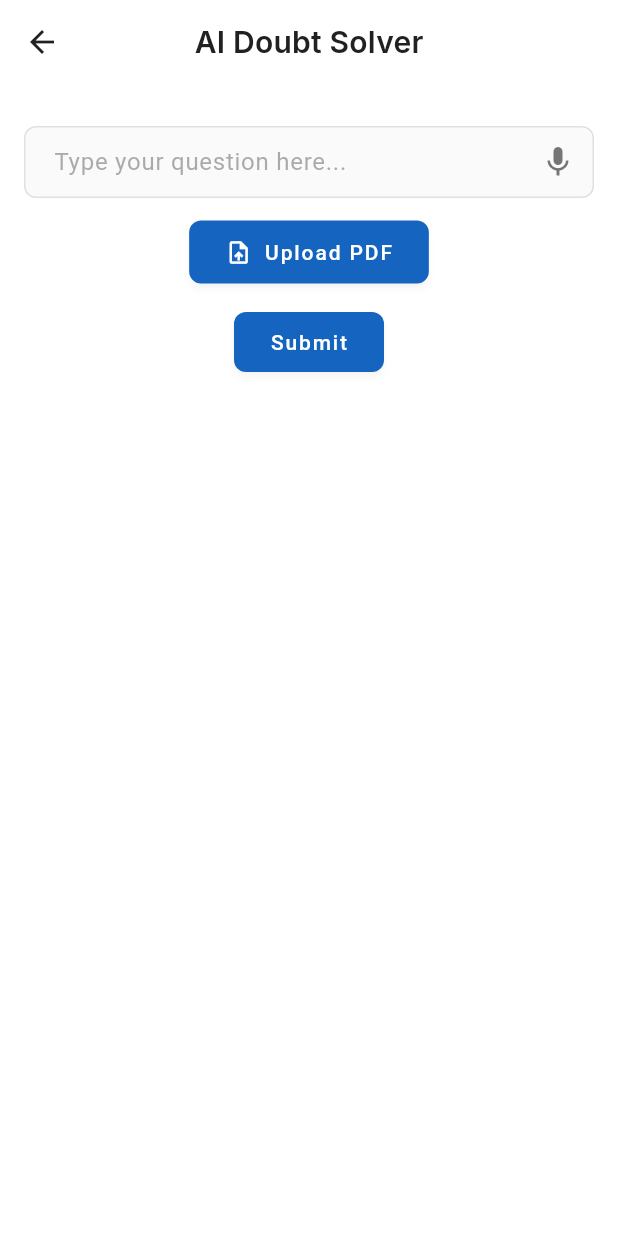
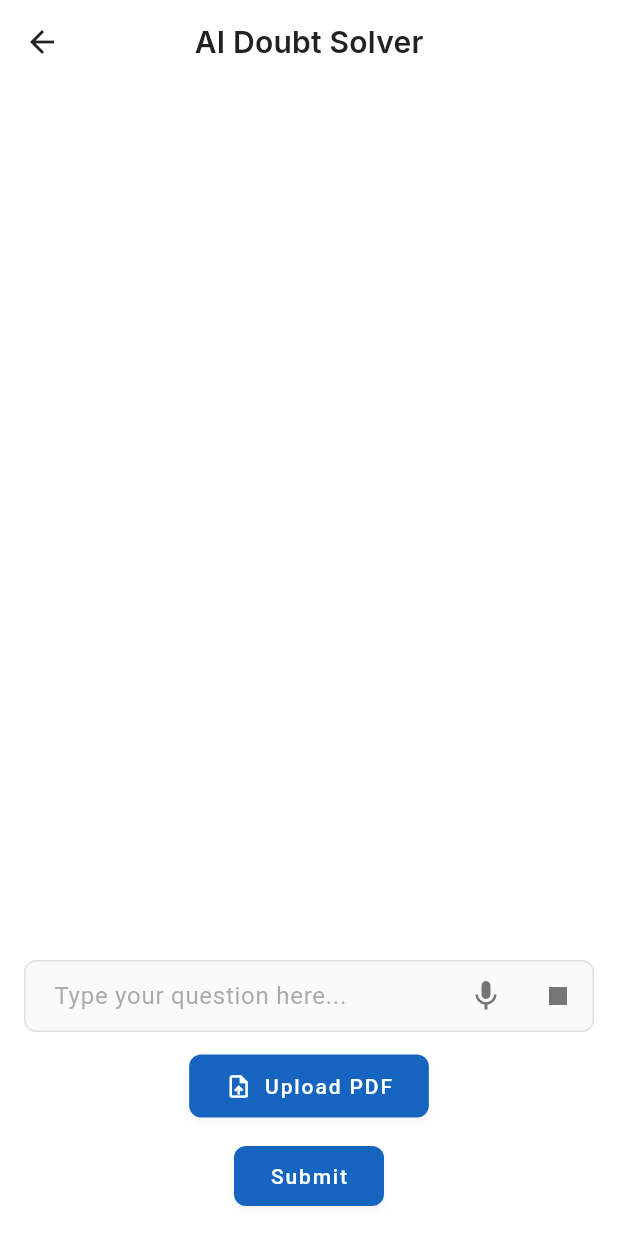
Before and after one commit to rahulrajput19614-prog/study_build_8112, a Flutter app: the AiDoubtSolverScreen screen opened by its route, on a phone screen of 412 x 824 dp. Run offline on Flutter 3.47's test engine with Material 3 defaults, Android fonts, the phone set to English and light mode, and no system bars; our stand-ins replace cached_network_image, camera, connectivity_plus, dio, file_picker, firebase_core and 11 more; accounts and stored records are empty; network calls fail.

Commit message:
Update ai_doubt_solver_screen.dart

```diff
--- a/lib/presentation/ai_doubt_solver/ai_doubt_solver_screen.dart
+++ b/lib/presentation/ai_doubt_solver/ai_doubt_solver_screen.dart
@@ -3,6 +3,7 @@ import 'package:flutter/material.dart';
 import 'package:file_picker/file_picker.dart';
 import 'package:firebase_remote_config/firebase_remote_config.dart';
 import 'package:speech_to_text/speech_to_text.dart' as stt;
+import 'widgets/chat_message_widget.dart';
 
 class AiDoubtSolverScreen extends StatefulWidget {
   const AiDoubtSolverScreen({super.key});
@@ -16,13 +17,13 @@ class _AiDoubtSolverScreenState extends State<AiDoubtSolverScreen> {
   late final stt.SpeechToText _speech;
   final TextEditingController _questionController = TextEditingController();
   late final FirebaseRemoteConfig _remoteConfig;
+  final List<ChatMessage> _messages = [];
 
   @override
   void initState() {
     super.initState();
     _speech = stt.SpeechToText();
     _remoteConfig = FirebaseRemoteConfig.instance;
-
     _setupRemoteConfig();
   }
 
@@ -78,7 +79,25 @@ class _AiDoubtSolverScreenState extends State<AiDoubtSolverScreen> {
       );
       return;
     }
-    // Handle question submission
+
+    setState(() {
+      _messages.add(ChatMessage(
+        message: _questionController.text,
+        isUser: true,
+      ));
+    });
+
+    _questionController.clear();
+
+    // Example AI response (replace with actual API call)
+    Future.delayed(const Duration(seconds: 1), () {
+      setState(() {
+        _messages.add(ChatMessage(
+          message: "This is an AI-generated answer for your question.",
+          isUser: false,
+        ));
+      });
+    });
   }
 
   @override
@@ -104,6 +123,20 @@ class _AiDoubtSolverScreenState extends State<AiDoubtSolverScreen> {
                 title: Text(_selectedFile!.path.split('/').last),
               ),
             const SizedBox(height: 12),
+
+            Expanded(
+              child: ListView.builder(
+                itemCount: _messages.length,
+                itemBuilder: (context, index) {
+                  return ChatMessageWidget(
+                    message: _messages[index].message,
+                    isUser: _messages[index].isUser,
+                  );
+                },
+              ),
+            ),
+
+            const SizedBox(height: 12),
             TextField(
               controller: _questionController,
               decoration: InputDecoration(
@@ -111,9 +144,18 @@ class _AiDoubtSolverScreenState extends State<AiDoubtSolverScreen> {
                 border: OutlineInputBorder(
                   borderRadius: BorderRadius.circular(8),
                 ),
-                suffixIcon: IconButton(
-                  icon: const Icon(Icons.mic),
-                  onPressed: _startListening,
+                suffixIcon: Row(
+                  mainAxisSize: MainAxisSize.min,
+                  children: [
+                    IconButton(
+                      icon: const Icon(Icons.mic),
+                      onPressed: _startListening,
+                    ),
+                    IconButton(
+                      icon: const Icon(Icons.stop),
+                      onPressed: _stopListening,
+                    ),
+                  ],
                 ),
               ),
             ),
```
